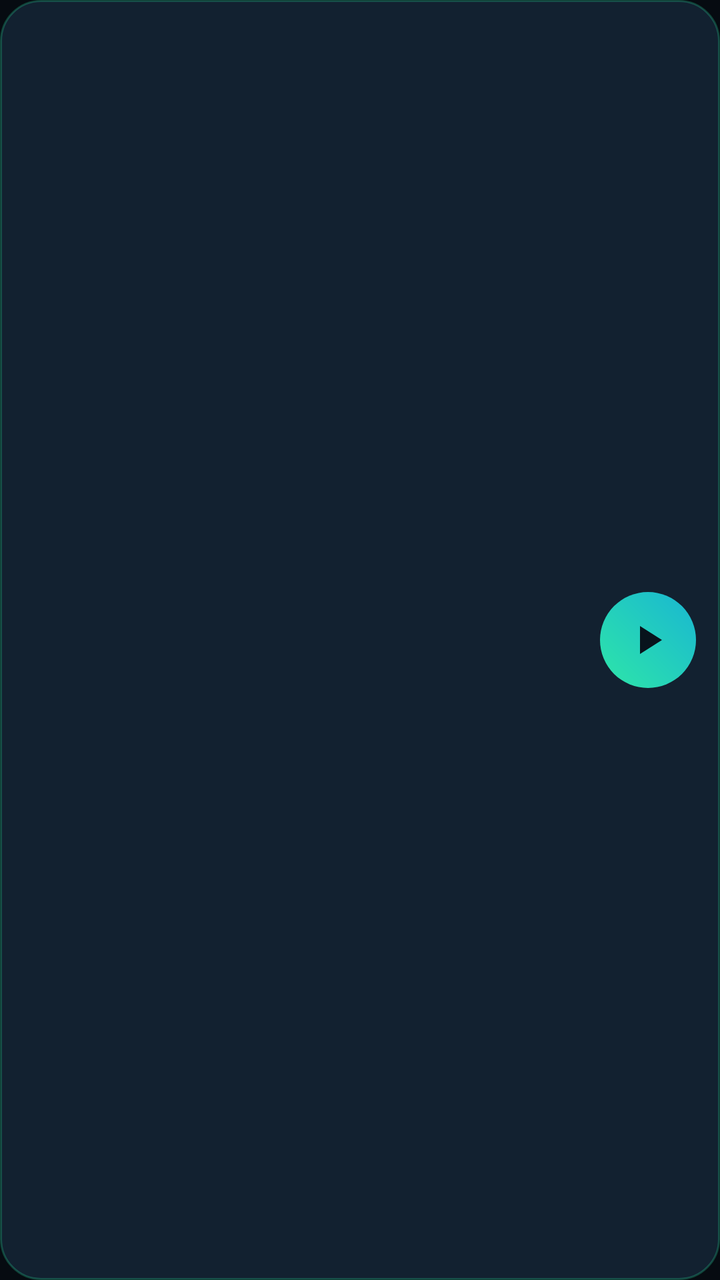
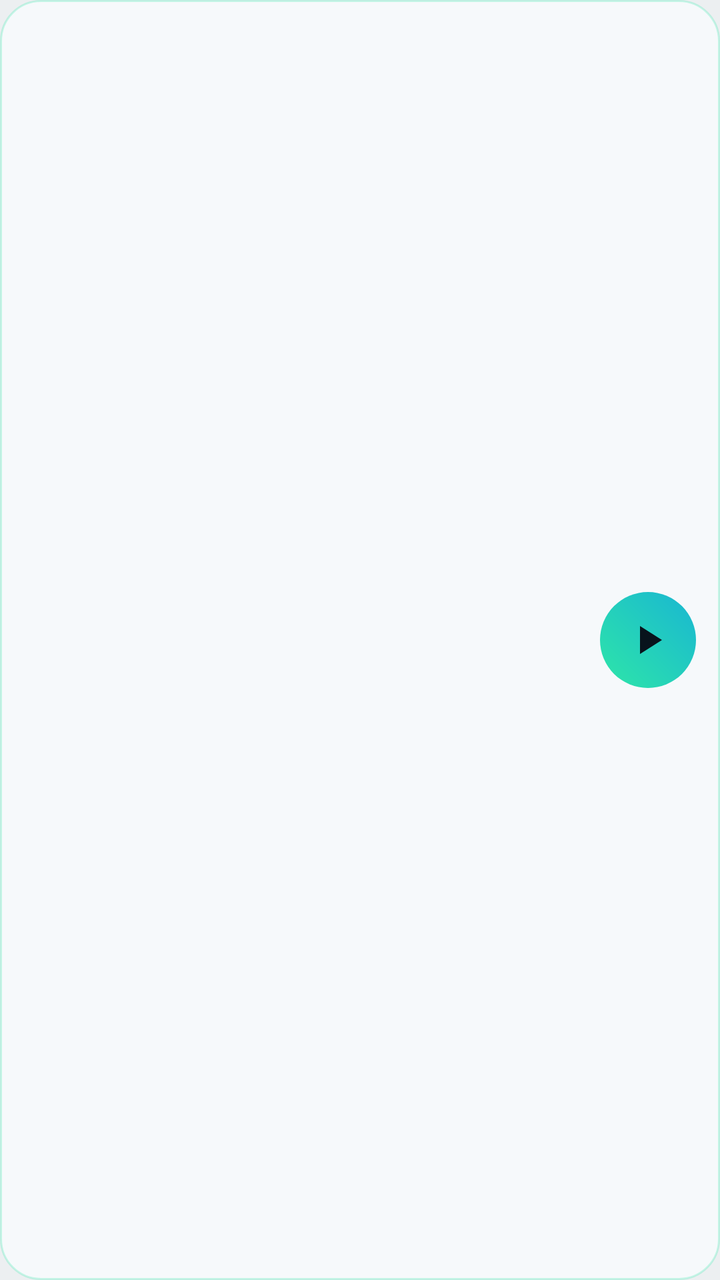

Two renders of the same Android screen: before a commit and after it. Below are the layout's source before the change and the commit's diff.
<!-- AndroidManifest.xml: application theme AppTheme -->
<!-- res/layout/item_top.xml -->
<?xml version="1.0" encoding="utf-8"?>
<LinearLayout xmlns:android="http://schemas.android.com/apk/res/android"
    android:layout_width="match_parent"
    android:layout_height="wrap_content"
    android:layout_marginStart="12dp"
    android:layout_marginTop="10dp"
    android:layout_marginEnd="12dp"
    android:background="@drawable/bg_player"
    android:foreground="?android:attr/selectableItemBackground"
    android:gravity="center_vertical"
    android:orientation="horizontal"
    android:padding="12dp">

    <FrameLayout
        android:layout_width="84dp"
        android:layout_height="84dp">

        <TextView
            android:id="@+id/initials"
            style="@style/Initials"
            android:textSize="28sp" />

        <ImageView
            android:id="@+id/art"
            android:layout_width="match_parent"
            android:layout_height="match_parent" />
    </FrameLayout>

    <LinearLayout
        android:layout_width="0dp"
        android:layout_height="wrap_content"
        android:layout_marginStart="14dp"
        android:layout_weight="1"
        android:orientation="vertical">

        <TextView
            android:id="@+id/label"
            android:layout_width="wrap_content"
            android:layout_height="wrap_content"
            android:letterSpacing="0.08"
            android:textColor="#FF2EE6A8"
            android:textSize="11sp"
            android:textStyle="bold" />

        <TextView
            android:id="@+id/title"
            android:layout_width="match_parent"
            android:layout_height="wrap_content"
            android:layout_marginTop="2dp"
            android:ellipsize="end"
            android:fontFamily="sans-serif-black"
            android:maxLines="2"
            android:textColor="#FFFFFFFF"
            android:textSize="18sp" />

        <TextView
            android:id="@+id/subtitle"
            android:layout_width="match_parent"
            android:layout_height="wrap_content"
            android:layout_marginTop="2dp"
            android:ellipsize="end"
            android:maxLines="2"
            android:textColor="#B3FFFFFF"
            android:textSize="13sp" />
    </LinearLayout>

    <ImageView
        android:layout_width="48dp"
        android:layout_height="48dp"
        android:layout_marginStart="8dp"
        android:background="@drawable/bg_play"
        android:padding="12dp"
        android:src="@drawable/ic_play"
        android:tint="#FF08131C" />
</LinearLayout>
<!-- resources referenced by this layout -->
<resources>
  <!-- drawable bg_play (drawable) -->
  <?xml version="1.0" encoding="utf-8"?>
  <shape xmlns:android="http://schemas.android.com/apk/res/android" android:shape="oval">
      <gradient android:angle="45" android:startColor="#FF2EE6A8" android:endColor="#FF19B6D2" />
  </shape>
  <!-- drawable bg_player (drawable) -->
  <?xml version="1.0" encoding="utf-8"?>
  <shape xmlns:android="http://schemas.android.com/apk/res/android" android:shape="rectangle">
      <solid android:color="#F2132232" /><stroke android:width="1dp" android:color="#402EE6A8" /><corners android:radius="20dp" />
  </shape>
  <!-- drawable ic_play (drawable) -->
  <?xml version="1.0" encoding="utf-8"?>
  <vector xmlns:android="http://schemas.android.com/apk/res/android"
      android:width="24dp" android:height="24dp"
      android:viewportWidth="24" android:viewportHeight="24">
      <path android:fillColor="#FFFFFFFF" android:pathData="M8,5v14l11,-7z" />
  </vector>
  <style name="Initials">
          <item name="android:layout_width">match_parent</item>
          <item name="android:layout_height">match_parent</item>
          <item name="android:gravity">center</item>
          <item name="android:textColor">#FFFFFFFF</item>
          <item name="android:fontFamily">sans-serif-black</item>
      </style>
  <style name="AppTheme" parent="@android:style/Theme.Material.NoActionBar">
          <item name="android:statusBarColor">#FF0F2030</item>
          <item name="android:navigationBarColor">#FF060B11</item>
          <item name="android:colorAccent">#FF2EE6A8</item>
          <item name="android:windowBackground">#FF060B11</item>
      </style>
</resources>

<!-- the commit's change to res/layout/item_top.xml (unified diff, before → after) -->
@@ -38,7 +38,7 @@
             android:layout_width="wrap_content"
             android:layout_height="wrap_content"
             android:letterSpacing="0.08"
-            android:textColor="#FF2EE6A8"
+            android:textColor="@color/c_ff2ee6a8"
             android:textSize="11sp"
             android:textStyle="bold" />
 
@@ -50,7 +50,7 @@
             android:ellipsize="end"
             android:fontFamily="sans-serif-black"
             android:maxLines="2"
-            android:textColor="#FFFFFFFF"
+            android:textColor="@color/c_ffffffff"
             android:textSize="18sp" />
 
         <TextView
@@ -60,7 +60,7 @@
             android:layout_marginTop="2dp"
             android:ellipsize="end"
             android:maxLines="2"
-            android:textColor="#B3FFFFFF"
+            android:textColor="@color/c_b3ffffff"
             android:textSize="13sp" />
     </LinearLayout>
 
@@ -71,5 +71,5 @@
         android:background="@drawable/bg_play"
         android:padding="12dp"
         android:src="@drawable/ic_play"
-        android:tint="#FF08131C" />
+        android:tint="@color/c_ff08131c" />
 </LinearLayout>
<!-- resource entries referenced after the edit -->
@@ -1,5 +1,9 @@
 <!-- resources referenced by this layout -->
 <resources>
+  <color name="c_b3ffffff">#B30B1622</color>
+  <color name="c_ff08131c">#FF08131C</color>
+  <color name="c_ff2ee6a8">#FF0E9F74</color>
+  <color name="c_ffffffff">#FF0B1622</color>
   <!-- drawable bg_play (drawable) -->
   <?xml version="1.0" encoding="utf-8"?>
   <shape xmlns:android="http://schemas.android.com/apk/res/android" android:shape="oval">
@@ -8,14 +12,14 @@
   <!-- drawable bg_player (drawable) -->
   <?xml version="1.0" encoding="utf-8"?>
   <shape xmlns:android="http://schemas.android.com/apk/res/android" android:shape="rectangle">
-      <solid android:color="#F2132232" /><stroke android:width="1dp" android:color="#402EE6A8" /><corners android:radius="20dp" />
+      <solid android:color="@color/c_f2132232" /><stroke android:width="1dp" android:color="@color/c_402ee6a8" /><corners android:radius="20dp" />
   </shape>
   <!-- drawable ic_play (drawable) -->
   <?xml version="1.0" encoding="utf-8"?>
   <vector xmlns:android="http://schemas.android.com/apk/res/android"
       android:width="24dp" android:height="24dp"
       android:viewportWidth="24" android:viewportHeight="24">
-      <path android:fillColor="#FFFFFFFF" android:pathData="M8,5v14l11,-7z" />
+      <path android:fillColor="@color/c_ffffffff" android:pathData="M8,5v14l11,-7z" />
   </vector>
   <style name="Initials">
           <item name="android:layout_width">match_parent</item>
@@ -24,11 +28,18 @@
           <item name="android:textColor">#FFFFFFFF</item>
           <item name="android:fontFamily">sans-serif-black</item>
       </style>
-  <style name="AppTheme" parent="@android:style/Theme.Material.NoActionBar">
-          <item name="android:statusBarColor">#FF0F2030</item>
-          <item name="android:navigationBarColor">#FF060B11</item>
-          <item name="android:colorAccent">#FF2EE6A8</item>
-          <item name="android:windowBackground">#FF060B11</item>
+  <style name="AppTheme" parent="BaseTheme">
+          <item name="android:windowLightStatusBar">@bool/light_bars</item>
+          <item name="android:windowLightNavigationBar">@bool/light_bars</item>
+          <item name="android:statusBarColor">@color/c_ff0f2030</item>
+          <item name="android:navigationBarColor">@color/c_ff060b11</item>
+          <item name="android:colorAccent">@color/c_ff2ee6a8</item>
+          <item name="android:windowBackground">@color/c_ff060b11</item>
       </style>
+  <color name="c_f2132232">#F2F7FAFC</color>
+  <color name="c_402ee6a8">#402EE6A8</color>
+  <style name="BaseTheme" parent="@android:style/Theme.Material.Light.NoActionBar" />
+  <color name="c_ff0f2030">#FFF6F9FB</color>
+  <color name="c_ff060b11">#FFECEFF1</color>
 </resources>
 
